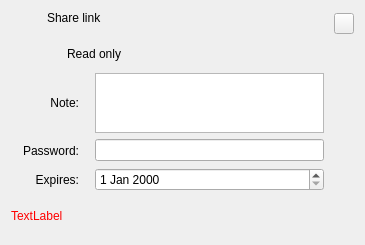
First picture: the form in src/gui/sharelinkwidget.ui, repository nextmcloud/desktop, before the edit.
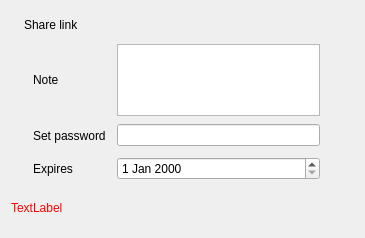
Second picture: the form after the edit. Icons and pictures are not drawn. Custom widgets are drawn as their Qt base class.

```diff
--- a/src/gui/sharelinkwidget.ui
+++ b/src/gui/sharelinkwidget.ui
@@ -7,7 +7,7 @@
     <x>0</x>
     <y>0</y>
     <width>365</width>
-    <height>245</height>
+    <height>238</height>
    </rect>
   </property>
   <property name="sizePolicy">
@@ -21,24 +21,6 @@
     <layout class="QHBoxLayout" name="horizontalLayout">
      <item>
       <widget class="QLabel" name="shareLinkIconLabel">
-       <property name="sizePolicy">
-        <sizepolicy hsizetype="Fixed" vsizetype="Maximum">
-         <horstretch>0</horstretch>
-         <verstretch>0</verstretch>
-        </sizepolicy>
-       </property>
-       <property name="minimumSize">
-        <size>
-         <width>30</width>
-         <height>0</height>
-        </size>
-       </property>
-       <property name="maximumSize">
-        <size>
-         <width>30</width>
-         <height>16777215</height>
-        </size>
-       </property>
        <property name="text">
         <string notr="true"/>
        </property>
@@ -55,9 +37,6 @@
        <property name="text">
         <string>Share link</string>
        </property>
-       <property name="alignment">
-        <set>Qt::AlignLeading|Qt::AlignLeft|Qt::AlignTop</set>
-       </property>
       </widget>
      </item>
      <item>
@@ -74,7 +53,20 @@
       </spacer>
      </item>
      <item>
-      <widget class="QProgressIndicator" name="progressIndicator" native="true"/>
+      <widget class="QProgressIndicator" name="sharelinkProgressIndicator" native="true">
+       <property name="sizePolicy">
+        <sizepolicy hsizetype="Fixed" vsizetype="Fixed">
+         <horstretch>0</horstretch>
+         <verstretch>0</verstretch>
+        </sizepolicy>
+       </property>
+       <property name="minimumSize">
+        <size>
+         <width>28</width>
+         <height>27</height>
+        </size>
+       </property>
+      </widget>
      </item>
      <item>
       <spacer name="horizontalSpacer_2">
@@ -83,16 +75,33 @@
        </property>
        <property name="sizeHint" stdset="0">
         <size>
-         <width>30</width>
+         <width>40</width>
          <height>25</height>
         </size>
        </property>
       </spacer>
      </item>
+     <item>
+      <widget class="QPushButton" name="enableShareLink">
+       <property name="text">
+        <string/>
+       </property>
+       <property name="icon">
+        <iconset resource="../../theme.qrc">
+         <normaloff>:/client/theme/add.svg</normaloff>:/client/theme/add.svg</iconset>
+       </property>
+       <property name="checkable">
+        <bool>false</bool>
+       </property>
+       <property name="flat">
+        <bool>true</bool>
+       </property>
+      </widget>
+     </item>
      <item>
       <widget class="QToolButton" name="shareLinkToolButton">
        <property name="enabled">
-        <bool>true</bool>
+        <bool>false</bool>
        </property>
        <property name="sizePolicy">
         <sizepolicy hsizetype="Fixed" vsizetype="Fixed">
@@ -100,12 +109,6 @@
          <verstretch>0</verstretch>
         </sizepolicy>
        </property>
-       <property name="minimumSize">
-        <size>
-         <width>20</width>
-         <height>0</height>
-        </size>
-       </property>
        <property name="icon">
         <iconset resource="../../theme.qrc">
          <normaloff>:/client/theme/more.svg</normaloff>:/client/theme/more.svg</iconset>
@@ -113,96 +116,22 @@
        <property name="popupMode">
         <enum>QToolButton::InstantPopup</enum>
        </property>
-       <property name="toolButtonStyle">
-        <enum>Qt::ToolButtonTextOnly</enum>
-       </property>
-       <property name="autoRaise">
-        <bool>false</bool>
-       </property>
-       <property name="arrowType">
-        <enum>Qt::DownArrow</enum>
-       </property>
-      </widget>
-     </item>
-    </layout>
-   </item>
-   <item>
-    <layout class="QHBoxLayout" name="horizontalLayout_2">
-     <item>
-      <spacer name="horizontalSpacer_3">
-       <property name="orientation">
-        <enum>Qt::Horizontal</enum>
-       </property>
-       <property name="sizeType">
-        <enum>QSizePolicy::Fixed</enum>
-       </property>
-       <property name="sizeHint" stdset="0">
-        <size>
-         <width>30</width>
-         <height>25</height>
-        </size>
-       </property>
-      </spacer>
-     </item>
-     <item>
-      <widget class="QToolButton" name="permissionsMenu">
-       <property name="minimumSize">
-        <size>
-         <width>20</width>
-         <height>0</height>
-        </size>
-       </property>
-       <property name="layoutDirection">
-        <enum>Qt::RightToLeft</enum>
-       </property>
-       <property name="icon">
-        <iconset resource="../../theme.qrc">
-         <normaloff>:/client/theme/more.svg</normaloff>:/client/theme/more.svg</iconset>
-       </property>
-       <property name="checkable">
-        <bool>false</bool>
-       </property>
-       <property name="toolButtonStyle">
-        <enum>Qt::ToolButtonTextOnly</enum>
-       </property>
        <property name="autoRaise">
         <bool>true</bool>
        </property>
-       <property name="arrowType">
-        <enum>Qt::DownArrow</enum>
-       </property>
-      </widget>
-     </item>
-     <item>
-      <widget class="OCC::ElidedLabel" name="currentPermissions">
-       <property name="sizePolicy">
-        <sizepolicy hsizetype="Expanding" vsizetype="Maximum">
-         <horstretch>0</horstretch>
-         <verstretch>0</verstretch>
-        </sizepolicy>
-       </property>
-       <property name="text">
-        <string>Read only</string>
-       </property>
-       <property name="textFormat">
-        <enum>Qt::PlainText</enum>
-       </property>
-       <property name="alignment">
-        <set>Qt::AlignLeading|Qt::AlignLeft|Qt::AlignVCenter</set>
-       </property>
       </widget>
      </item>
     </layout>
    </item>
    <item>
-    <layout class="QHBoxLayout" name="horizontalLayout_7">
-     <property name="sizeConstraint">
-      <enum>QLayout::SetFixedSize</enum>
+    <layout class="QGridLayout" name="gridLayout">
+     <property name="leftMargin">
+      <number>22</number>
      </property>
-     <item>
+     <item row="0" column="0">
       <widget class="QLabel" name="noteLabel">
        <property name="sizePolicy">
-        <sizepolicy hsizetype="Preferred" vsizetype="Preferred">
+        <sizepolicy hsizetype="MinimumExpanding" vsizetype="Minimum">
          <horstretch>0</horstretch>
          <verstretch>0</verstretch>
         </sizepolicy>
@@ -214,20 +143,20 @@
         </size>
        </property>
        <property name="text">
-        <string>Note:</string>
+        <string>Note</string>
        </property>
        <property name="alignment">
-        <set>Qt::AlignRight|Qt::AlignTrailing|Qt::AlignVCenter</set>
+        <set>Qt::AlignLeading|Qt::AlignLeft|Qt::AlignVCenter</set>
        </property>
        <property name="indent">
-        <number>10</number>
+        <number>0</number>
        </property>
       </widget>
      </item>
-     <item>
+     <item row="0" column="1">
       <widget class="QTextEdit" name="textEdit_note">
        <property name="sizePolicy">
-        <sizepolicy hsizetype="Expanding" vsizetype="Minimum">
+        <sizepolicy hsizetype="Preferred" vsizetype="Fixed">
          <horstretch>0</horstretch>
          <verstretch>0</verstretch>
         </sizepolicy>
@@ -243,8 +172,14 @@
        </property>
       </widget>
      </item>
-     <item>
+     <item row="0" column="2">
       <widget class="QToolButton" name="confirmNote">
+       <property name="minimumSize">
+        <size>
+         <width>28</width>
+         <height>27</height>
+        </size>
+       </property>
        <property name="icon">
         <iconset resource="../../theme.qrc">
          <normaloff>:/client/theme/confirm.svg</normaloff>:/client/theme/confirm.svg</iconset>
@@ -254,14 +189,26 @@
        </property>
       </widget>
      </item>
-    </layout>
-   </item>
-   <item>
-    <layout class="QHBoxLayout" name="horizontalLayout_6">
-     <item>
+     <item row="0" column="2">
+      <widget class="QProgressIndicator" name="noteProgressIndicator" native="true">
+       <property name="sizePolicy">
+        <sizepolicy hsizetype="Fixed" vsizetype="Fixed">
+         <horstretch>0</horstretch>
+         <verstretch>0</verstretch>
+        </sizepolicy>
+       </property>
+       <property name="minimumSize">
+        <size>
+         <width>28</width>
+         <height>27</height>
+        </size>
+       </property>
+      </widget>
+     </item>
+     <item row="1" column="0">
       <widget class="QLabel" name="passwordLabel">
        <property name="sizePolicy">
-        <sizepolicy hsizetype="Preferred" vsizetype="Preferred">
+        <sizepolicy hsizetype="Minimum" vsizetype="Minimum">
          <horstretch>0</horstretch>
          <verstretch>0</verstretch>
         </sizepolicy>
@@ -273,17 +220,17 @@
         </size>
        </property>
        <property name="text">
-        <string>Password:</string>
+        <string>Set password</string>
        </property>
        <property name="alignment">
-        <set>Qt::AlignRight|Qt::AlignTrailing|Qt::AlignVCenter</set>
+        <set>Qt::AlignLeading|Qt::AlignLeft|Qt::AlignVCenter</set>
        </property>
        <property name="indent">
-        <number>10</number>
+        <number>0</number>
        </property>
       </widget>
      </item>
-     <item>
+     <item row="1" column="1">
       <widget class="QLineEdit" name="lineEdit_password">
        <property name="sizePolicy">
         <sizepolicy hsizetype="Minimum" vsizetype="Fixed">
@@ -296,8 +243,14 @@
        </property>
       </widget>
      </item>
-     <item>
+     <item row="1" column="2">
       <widget class="QToolButton" name="confirmPassword">
+       <property name="minimumSize">
+        <size>
+         <width>28</width>
+         <height>27</height>
+        </size>
+       </property>
        <property name="icon">
         <iconset resource="../../theme.qrc">
          <normaloff>:/client/theme/confirm.svg</normaloff>:/client/theme/confirm.svg</iconset>
@@ -307,14 +260,26 @@
        </property>
       </widget>
      </item>
-    </layout>
-   </item>
-   <item>
-    <layout class="QHBoxLayout" name="horizontalLayout_8">
-     <item>
+     <item row="1" column="2">
+      <widget class="QProgressIndicator" name="passwordProgressIndicator" native="true">
+       <property name="sizePolicy">
+        <sizepolicy hsizetype="Fixed" vsizetype="Fixed">
+         <horstretch>0</horstretch>
+         <verstretch>0</verstretch>
+        </sizepolicy>
+       </property>
+       <property name="minimumSize">
+        <size>
+         <width>28</width>
+         <height>27</height>
+        </size>
+       </property>
+      </widget>
+     </item>
+     <item row="2" column="0">
       <widget class="QLabel" name="expirationLabel">
        <property name="sizePolicy">
-        <sizepolicy hsizetype="Preferred" vsizetype="Preferred">
+        <sizepolicy hsizetype="Preferred" vsizetype="Minimum">
          <horstretch>0</horstretch>
          <verstretch>0</verstretch>
         </sizepolicy>
@@ -326,17 +291,17 @@
         </size>
        </property>
        <property name="text">
-        <string>Expires:</string>
+        <string>Expires</string>
        </property>
        <property name="alignment">
-        <set>Qt::AlignRight|Qt::AlignTrailing|Qt::AlignVCenter</set>
+        <set>Qt::AlignLeading|Qt::AlignLeft|Qt::AlignVCenter</set>
        </property>
        <property name="indent">
-        <number>10</number>
+        <number>0</number>
        </property>
       </widget>
      </item>
-     <item>
+     <item row="2" column="1">
       <widget class="QDateEdit" name="calendar">
        <property name="sizePolicy">
         <sizepolicy hsizetype="Minimum" vsizetype="Fixed">
@@ -346,8 +311,14 @@
        </property>
       </widget>
      </item>
-     <item>
+     <item row="2" column="2">
       <widget class="QToolButton" name="confirmExpirationDate">
+       <property name="minimumSize">
+        <size>
+         <width>28</width>
+         <height>27</height>
+        </size>
+       </property>
        <property name="icon">
         <iconset resource="../../theme.qrc">
          <normaloff>:/client/theme/confirm.svg</normaloff>:/client/theme/confirm.svg</iconset>
@@ -357,8 +328,26 @@
        </property>
       </widget>
      </item>
+     <item row="2" column="2">
+      <widget class="QProgressIndicator" name="expirationDateProgressIndicator" native="true">
+       <property name="sizePolicy">
+        <sizepolicy hsizetype="Fixed" vsizetype="Fixed">
+         <horstretch>0</horstretch>
+         <verstretch>0</verstretch>
+        </sizepolicy>
+       </property>
+       <property name="minimumSize">
+        <size>
+         <width>28</width>
+         <height>27</height>
+        </size>
+       </property>
+      </widget>
+     </item>
     </layout>
    </item>
+   <item>
+    <layout class="QHBoxLayout" name="horizontalLayout_2">
    <item>
     <widget class="QLabel" name="errorLabel">
      <property name="palette">
@@ -410,6 +399,8 @@
     </widget>
    </item>
   </layout>
+   </item>
+  </layout>
  </widget>
  <layoutdefault spacing="6" margin="11"/>
  <customwidgets>
@@ -419,11 +410,6 @@
    <header>QProgressIndicator.h</header>
    <container>1</container>
   </customwidget>
-  <customwidget>
-   <class>OCC::ElidedLabel</class>
-   <extends>QLabel</extends>
-   <header>elidedlabel.h</header>
-  </customwidget>
  </customwidgets>
  <resources>
   <include location="../../theme.qrc"/>
```
Lines whose indentation alone changed are shown as unchanged.
